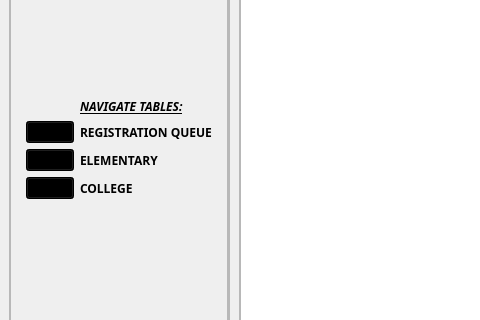
First picture: the form in dummy_main_window.ui, repository PorasZarec/App_Enrollment-repo, before the edit; both pictures show x 0 to 480 and y 196 to 516 of the 1313 by 776 pixel window.
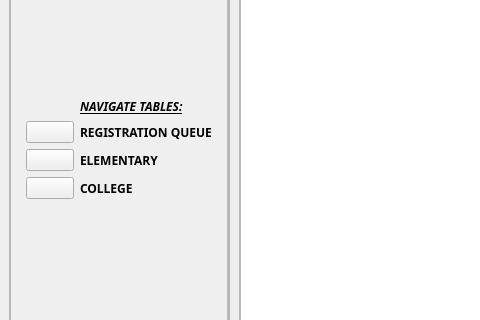
Second picture: the form after the edit. The open tabs and pages were chosen to show the change.

Diff of the .ui file:
```diff
--- a/dummy_main_window.ui
+++ b/dummy_main_window.ui
@@ -1020,7 +1020,7 @@
                  <item row="9" column="0">
                   <widget class="QPushButton" name="college_page_button">
                    <property name="styleSheet">
-                    <string notr="true">background-color: rgb(0, 0, 0)</string>
+                    <string notr="true"/>
                    </property>
                    <property name="text">
                     <string/>
@@ -1063,7 +1063,7 @@
                  <item row="8" column="0">
                   <widget class="QPushButton" name="elementary_page_button">
                    <property name="styleSheet">
-                    <string notr="true">background-color: rgb(0, 0, 0)</string>
+                    <string notr="true"/>
                    </property>
                    <property name="text">
                     <string/>
@@ -1107,7 +1107,7 @@
                  <item row="7" column="0">
                   <widget class="QPushButton" name="queue_data">
                    <property name="styleSheet">
-                    <string notr="true">background-color: rgb(0, 0, 0)</string>
+                    <string notr="true"/>
                    </property>
                    <property name="text">
                     <string/>
```
Left out of the diff: 2 changed lines with no effect on the pictures.
